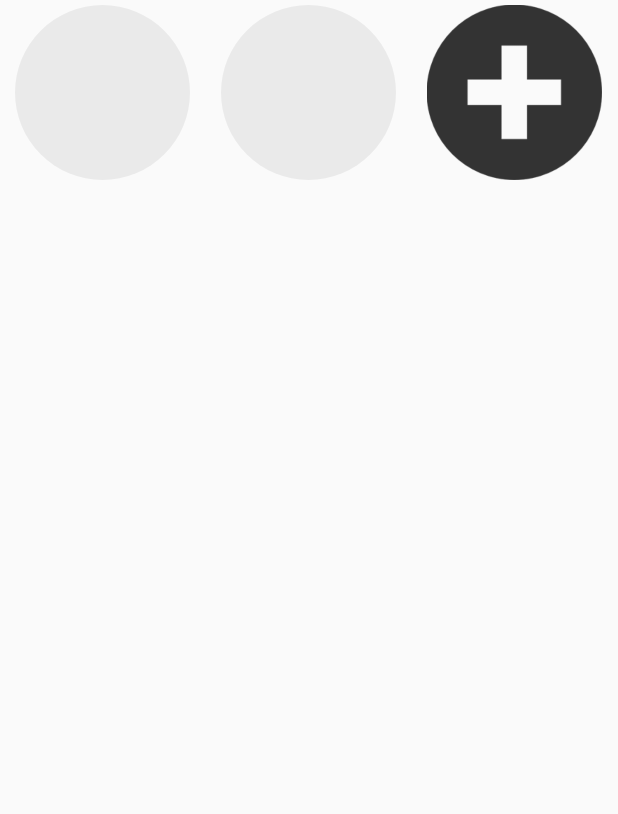
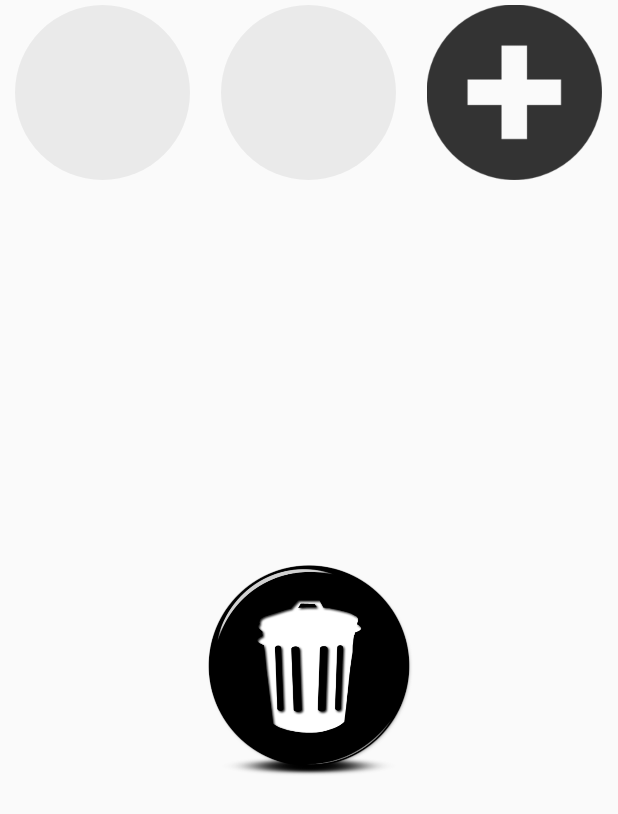
Before and after one commit to EricDAvila/TurnTracker, an Android app: the screen it shows after launch (MainActivity), on a phone screen of 412 x 824 dp. Shown: the top 814 px of the screen. Run offline under Robolectric (Android 15) with nearby library versions, the phone set to English and light mode, and no system bars.

```diff
--- a/mobile/src/main/res/layout/activity_main.xml
+++ b/mobile/src/main/res/layout/activity_main.xml
@@ -1,5 +1,8 @@
 <?xml version="1.0" encoding="utf-8"?>
-
+<LinearLayout xmlns:android="http://schemas.android.com/apk/res/android"
+    android:layout_width="fill_parent"
+    android:layout_height="fill_parent"
+    android:orientation="vertical" >
 <GridView xmlns:android="http://schemas.android.com/apk/res/android"
     android:id="@+id/gridView1"
     android:numColumns="3"
@@ -7,6 +10,14 @@
     android:columnWidth="100dp"
     android:stretchMode="columnWidth"
     android:layout_width="fill_parent"
-    android:layout_height="fill_parent" >
+    android:layout_height="wrap_content" >
 
 </GridView>
+    <ImageView
+        android:layout_width="fill_parent"
+        android:layout_height="150dp"
+        android:id="@+id/trash"
+        android:src="@drawable/can"/>
+
+
+</LinearLayout>
--- a/mobile/src/main/res/layout/tokens.xml
+++ b/mobile/src/main/res/layout/tokens.xml
@@ -2,9 +2,6 @@
         android:orientation="horizontal"
         android:layout_width="500dp"
         android:layout_height="100dp">
-        <ImageView
-            android:layout_width="300px"
-            android:layout_height="300px"
-            android:src="@drawable/can"/>
+
 
     </RelativeLayout>
```
Also changed, not shown: mobile/src/main/java/com/turntracker/lane/turntracker/MainActivity.java (+29 -8 lines).
